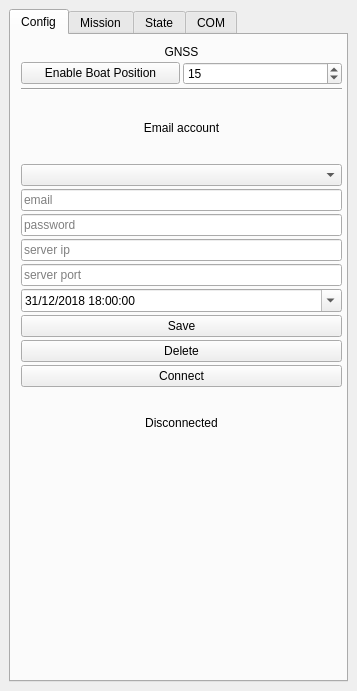
First picture: the form in tools/qgis/seabot/seabot_dockwidget_base.ui, repository ThomasLeMezo/seabot, before the edit.
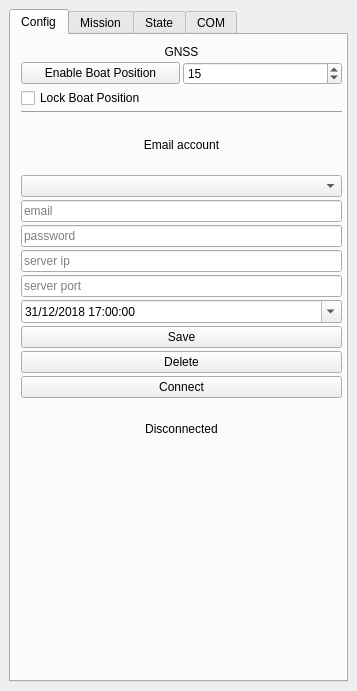
Second picture: the form after the edit. The open tabs and pages were chosen to show the change.

Diff of the .ui file:
```diff
--- a/tools/qgis/seabot/seabot_dockwidget_base.ui
+++ b/tools/qgis/seabot/seabot_dockwidget_base.ui
@@ -102,7 +102,7 @@
           <height>411</height>
          </rect>
         </property>
-        <layout class="QVBoxLayout" name="verticalLayout_2" stretch="1,0,0,0,0,0,0,0,0,0,0,0,0,0">
+        <layout class="QVBoxLayout" name="verticalLayout_2" stretch="1,0,0,0,0,0,0,0,0,0,0,0,0,0,0">
          <property name="spacing">
           <number>3</number>
          </property>
@@ -191,6 +191,22 @@
            </item>
           </layout>
          </item>
+         <item>
+          <widget class="QCheckBox" name="checkBox_gnss_lock">
+           <property name="enabled">
+            <bool>true</bool>
+           </property>
+           <property name="text">
+            <string>Lock Boat Position</string>
+           </property>
+           <property name="checked">
+            <bool>false</bool>
+           </property>
+           <property name="tristate">
+            <bool>false</bool>
+           </property>
+          </widget>
+         </item>
          <item>
           <widget class="Line" name="line_2">
            <property name="orientation">
@@ -279,7 +295,7 @@
           <widget class="QDateTimeEdit" name="dateTimeEdit_last_sync">
            <property name="dateTime">
             <datetime>
-             <hour>18</hour>
+             <hour>17</hour>
              <minute>0</minute>
              <second>0</second>
              <year>2018</year>
@@ -289,7 +305,7 @@
            </property>
            <property name="minimumDateTime">
             <datetime>
-             <hour>16</hour>
+             <hour>15</hour>
              <minute>0</minute>
              <second>0</second>
              <year>2014</year>
```
Left out of the diff: 2 changed lines with no effect on the pictures.
